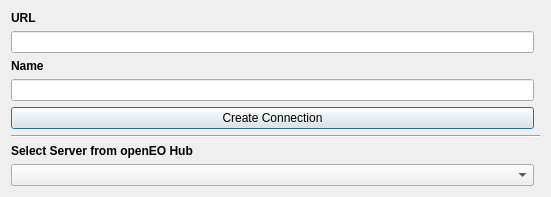
This is openeo_plugin/gui/ui/connect_dialog.ui in Open-EO/openeo-qgis-plugin as Qt 5 draws it before an edit. The edited form follows.
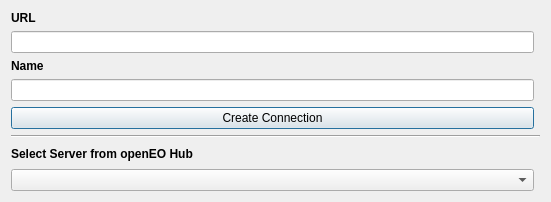
This is the edited form.

Commit message: refactor: change dialog class names

Patch:
```diff
--- a/openeo_plugin/gui/ui/connect_dialog.ui
+++ b/openeo_plugin/gui/ui/connect_dialog.ui
@@ -7,7 +7,7 @@
     <x>0</x>
     <y>0</y>
     <width>551</width>
-    <height>187</height>
+    <height>202</height>
    </rect>
   </property>
   <property name="windowTitle">
@@ -125,7 +125,6 @@
        </property>
        <property name="font">
         <font>
-         <weight>75</weight>
          <bold>true</bold>
         </font>
        </property>
```
Left out of the diff: 6 changed lines with no effect on the pictures. The commit also changes 4 other files.
